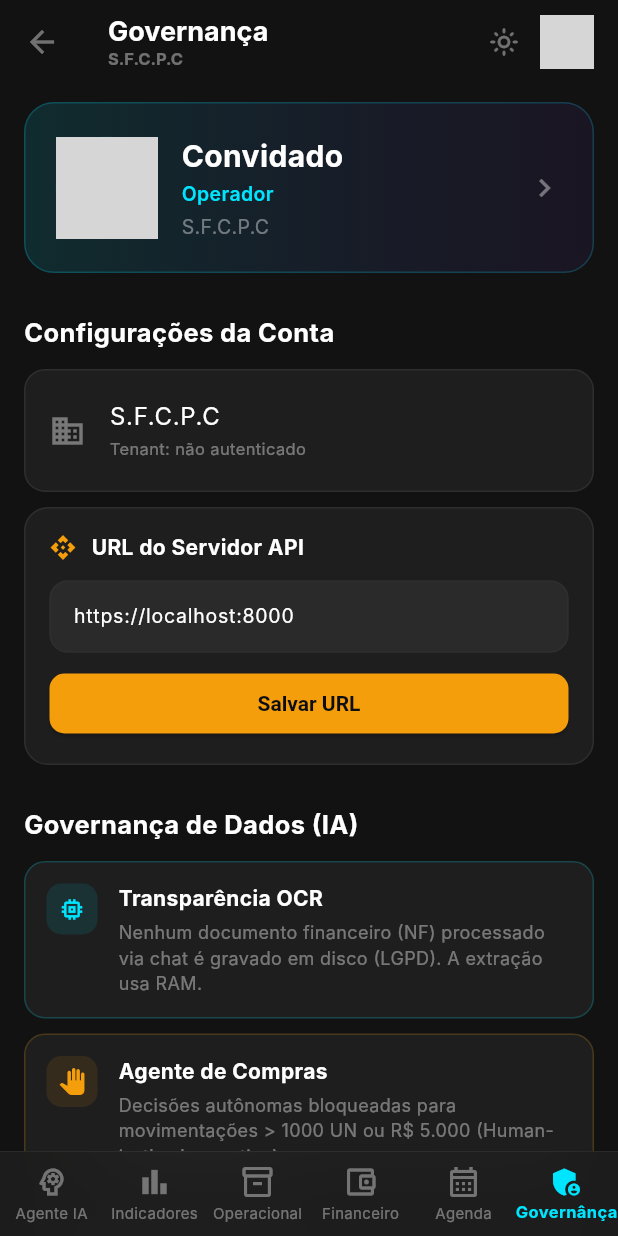
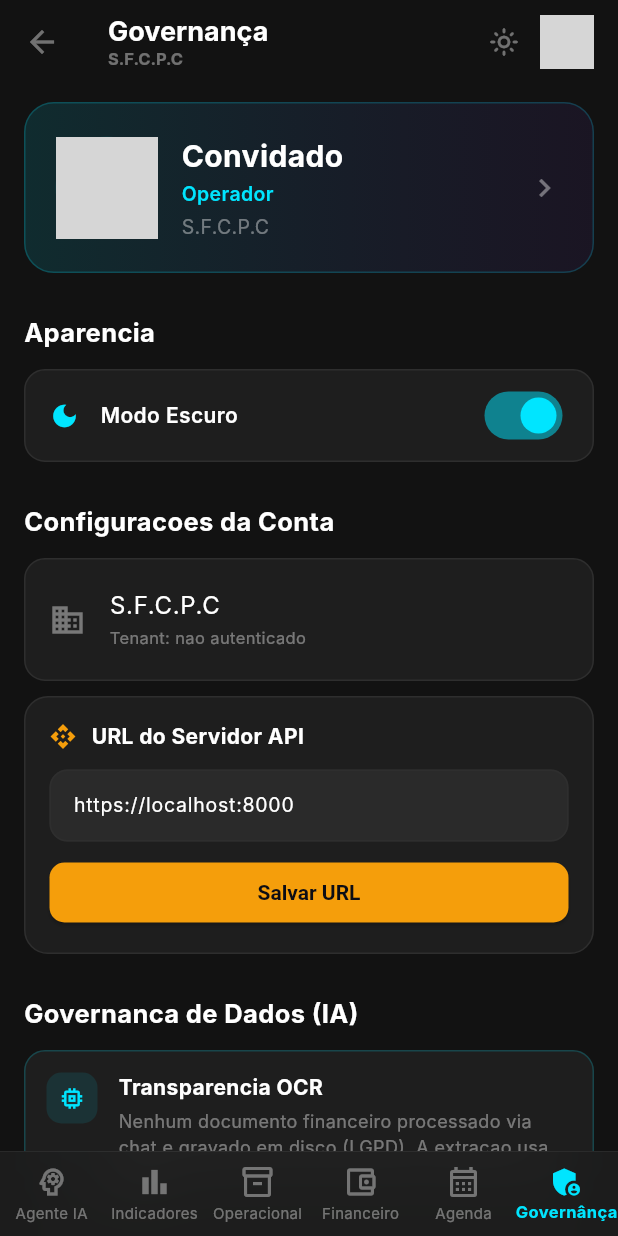
Before and after one commit to Toni-Sil/systema-de-gerenciamento-S.F.C.P.C, a Flutter app: the HomeScreen screen opened by its route, item 6 of the bottom bar chosen, on a phone screen of 412 x 824 dp. Run offline on Flutter 3.47's test engine with Material 3 defaults, Android fonts, the phone set to English and light mode, and no system bars; our stand-ins replace fl_chart, flutter_local_notifications, flutter_secure_storage, hive_flutter, shared_preferences, speech_to_text and 1 more; missing offline and left inert: mobile_scanner; accounts and stored records are empty; network calls fail; Roboto replaces fonts that are missing (Inter); grey boxes are pictures that could not be loaded.

Commit message:
fix(ui): light mode nas telas + toggle tema no settings + whatsapp_report_screen + extendBody padding + renomear _expenses2

```diff
--- a/frontend/lib/presentation/screens/settings_screen.dart
+++ b/frontend/lib/presentation/screens/settings_screen.dart
@@ -1,8 +1,9 @@
-// PR-D — SettingsScreen: logout real, URL da API configurável, tenantId dinâmico, role do JWT
+// v2: light mode adaptativo + toggle de tema + cores via Theme.of(context)
 import 'package:flutter/material.dart';
 import 'package:flutter/services.dart';
 import 'package:provider/provider.dart';
 import 'package:frontend/core/providers/user_provider.dart';
+import 'package:frontend/core/providers/theme_provider.dart';
 import 'package:frontend/core/services/api_service.dart';
 import 'package:frontend/presentation/theme/app_theme.dart';
 
@@ -20,8 +21,7 @@ class _SettingsScreenState extends State<SettingsScreen> {
   @override
   void initState() {
     super.initState();
-    _apiUrlCtrl =
-        TextEditingController(text: ApiService.instance.baseUrl);
+    _apiUrlCtrl = TextEditingController(text: ApiService.instance.baseUrl);
   }
 
   @override
@@ -30,15 +30,12 @@ class _SettingsScreenState extends State<SettingsScreen> {
     super.dispose();
   }
 
-  // ─── Logout real ───────────────────────────────────────────────────────────
-
   Future<void> _logout() async {
     final confirm = await showDialog<bool>(
       context: context,
       builder: (ctx) => AlertDialog(
         title: const Text('Desconectar'),
-        content:
-            const Text('Deseja sair e limpar o JWT desta sessão?'),
+        content: const Text('Deseja sair e limpar o JWT desta sessao?'),
         actions: [
           TextButton(
               onPressed: () => Navigator.pop(ctx, false),
@@ -53,17 +50,12 @@ class _SettingsScreenState extends State<SettingsScreen> {
       ),
     );
     if (confirm == true && mounted) {
-      await Provider.of<UserProvider>(context, listen: false)
-          .logout();
-      // Volta para OnboardingScreen / LoginScreen
+      await Provider.of<UserProvider>(context, listen: false).logout();
       if (mounted) {
-        Navigator.of(context)
-            .pushNamedAndRemoveUntil('/home', (_) => false);
+        Navigator.of(context).pushNamedAndRemoveUntil('/home', (_) => false);
       }
     }
   }
-
-  // ─── Salvar URL da API ───────────────────────────────────────────────────
 
   Future<void> _saveApiUrl() async {
     final url = _apiUrlCtrl.text.trim();
@@ -74,22 +66,17 @@ class _SettingsScreenState extends State<SettingsScreen> {
       setState(() => _savingUrl = false);
       ScaffoldMessenger.of(context).showSnackBar(
         const SnackBar(
-          content: Text('URL da API salva com sucesso ✔️'),
+          content: Text('URL da API salva com sucesso \u2714\uFE0F'),
           backgroundColor: AppColors.neonGreen,
         ),
       );
     }
   }
 
-  // ─── Edit Profile ──────────────────────────────────────────────────────────
-
   void _showEditProfile(BuildContext context) {
-    final up =
-        Provider.of<UserProvider>(context, listen: false);
-    final nameCtrl =
-        TextEditingController(text: up.adminName);
-    final companyCtrl =
-        TextEditingController(text: up.companyName);
+    final up = Provider.of<UserProvider>(context, listen: false);
+    final nameCtrl = TextEditingController(text: up.adminName);
+    final companyCtrl = TextEditingController(text: up.companyName);
     String selectedAvatar = up.profileImageUrl;
 
     final avatarPresets = [
@@ -102,30 +89,29 @@ class _SettingsScreenState extends State<SettingsScreen> {
     showModalBottomSheet(
       context: context,
       isScrollControlled: true,
-      backgroundColor: AppColors.bgCard,
+      backgroundColor: Theme.of(context).colorScheme.surface,
       shape: const RoundedRectangleBorder(
-          borderRadius:
-              BorderRadius.vertical(top: Radius.circular(24))),
+          borderRadius: BorderRadius.vertical(top: Radius.circular(24))),
       builder: (ctx) => StatefulBuilder(
         builder: (ctx, setSheet) => Padding(
           padding: EdgeInsets.fromLTRB(
-              20,
-              20,
-              20,
-              MediaQuery.of(ctx).viewInsets.bottom + 24),
+              20, 20, 20, MediaQuery.of(ctx).viewInsets.bottom + 24),
           child: Column(
             mainAxisSize: MainAxisSize.min,
             children: [
-              const Text('Editar Perfil',
+              Text('Editar Perfil',
                   style: TextStyle(
                       fontSize: 18,
                       fontWeight: FontWeight.bold,
-                      color: AppColors.textHigh)),
+                      color: Theme.of(ctx).colorScheme.onSurface)),
               const SizedBox(height: 20),
-              // Avatares preset
-              const Text('Avatar:',
+              Text('Avatar:',
                   style: TextStyle(
-                      color: AppColors.textLow, fontSize: 13)),
+                      color: Theme.of(ctx)
+                          .colorScheme
+                          .onSurface
+                          .withValues(alpha: 0.5),
+                      fontSize: 13)),
               const SizedBox(height: 10),
               SizedBox(
                 height: 60,
@@ -136,11 +122,10 @@ class _SettingsScreenState extends State<SettingsScreen> {
                     final av = avatarPresets[i];
                     final sel = selectedAvatar == av;
                     return GestureDetector(
-                      onTap: () =>
-                          setSheet(() => selectedAvatar = av),
+                      onTap: () => setSheet(() => selectedAvatar = av),
                       child: Container(
-                        margin: const EdgeInsets.symmetric(
-                            horizontal: 8),
+                        margin:
+                            const EdgeInsets.symmetric(horizontal: 8),
                         decoration: BoxDecoration(
                           shape: BoxShape.circle,
                           border: Border.all(
@@ -177,12 +162,6 @@ class _SettingsScreenState extends State<SettingsScreen> {
               SizedBox(
                 width: double.infinity,
                 child: ElevatedButton(
-                  style: ElevatedButton.styleFrom(
-                    padding:
-                        const EdgeInsets.symmetric(vertical: 14),
-                    backgroundColor: AppColors.neonCyan,
-                    foregroundColor: AppColors.bgDeep,
-                  ),
                   onPressed: () async {
                     await up.updateProfile(
                       nameCtrl.text,
@@ -193,16 +172,13 @@ class _SettingsScreenState extends State<SettingsScreen> {
                     if (mounted) {
                       ScaffoldMessenger.of(context).showSnackBar(
                         const SnackBar(
-                          content: Text(
-                              'Perfil atualizado ✔️'),
-                          backgroundColor: AppColors.neonGreen,
-                        ),
+                            content: Text('Perfil atualizado \u2714\uFE0F'),
+                            backgroundColor: AppColors.neonGreen),
                       );
                     }
                   },
                   child: const Text('Salvar',
-                      style: TextStyle(
-                          fontWeight: FontWeight.bold)),
+                      style: TextStyle(fontWeight: FontWeight.bold)),
                 ),
               ),
             ],
@@ -212,16 +188,22 @@ class _SettingsScreenState extends State<SettingsScreen> {
     );
   }
 
-  // ─── Build ─────────────────────────────────────────────────────────────────
-
   @override
   Widget build(BuildContext context) {
     final up = Provider.of<UserProvider>(context);
+    final themeProvider = Provider.of<ThemeProvider>(context);
+    final isDark = themeProvider.isDark;
+    final cs = Theme.of(context).colorScheme;
+    final cardColor = isDark ? AppColors.bgCard : AppColors.lgBgCard;
+    final borderColor = isDark ? AppColors.border : AppColors.lgBorder;
+    final surfaceColor = isDark ? AppColors.bgSurface : AppColors.lgBgSurface;
+    final textHigh = isDark ? AppColors.textHigh : AppColors.lgTextHigh;
+    final textLow = isDark ? AppColors.textLow : AppColors.lgTextLow;
 
     return ListView(
-      padding: const EdgeInsets.fromLTRB(16, 12, 16, 40),
+      padding: const EdgeInsets.fromLTRB(16, 12, 16, 100),
       children: [
-        // ─ Perfil
+        // ─ Card de Perfil
         GestureDetector(
           onTap: () => _showEditProfile(context),
           child: Container(
@@ -229,14 +211,13 @@ class _SettingsScreenState extends State<SettingsScreen> {
             decoration: BoxDecoration(
               gradient: LinearGradient(
                 colors: [
-                  AppColors.neonCyan.withValues(alpha: 0.12),
-                  AppColors.neonPurple.withValues(alpha: 0.08),
+                  AppColors.neonCyan.withValues(alpha: isDark ? 0.12 : 0.08),
+                  AppColors.neonPurple.withValues(alpha: isDark ? 0.08 : 0.05),
                 ],
               ),
               borderRadius: BorderRadius.circular(20),
               border: Border.all(
-                  color: AppColors.neonCyan
-                      .withValues(alpha: 0.2)),
+                  color: AppColors.neonCyan.withValues(alpha: 0.2)),
             ),
             child: Row(
               children: [
@@ -244,8 +225,7 @@ class _SettingsScreenState extends State<SettingsScreen> {
                   children: [
                     CircleAvatar(
                       radius: 34,
-                      backgroundImage:
-                          NetworkImage(up.profileImageUrl),
+                      backgroundImage: NetworkImage(up.profileImageUrl),
                       backgroundColor:
                           AppColors.neonCyan.withValues(alpha: 0.1),
                     ),
@@ -259,8 +239,7 @@ class _SettingsScreenState extends State<SettingsScreen> {
                           shape: BoxShape.circle,
                         ),
                         child: const Icon(Icons.edit,
-                            size: 11,
-                            color: AppColors.bgDeep),
+                            size: 11, color: AppColors.bgDeep),
                       ),
                     ),
                   ],
@@ -271,31 +250,27 @@ class _SettingsScreenState extends State<SettingsScreen> {
                     crossAxisAlignment: CrossAxisAlignment.start,
                     children: [
                       Text(up.adminName,
-                          style: const TextStyle(
+                          style: TextStyle(
                               fontSize: 20,
                               fontWeight: FontWeight.bold,
-                              color: AppColors.textHigh)),
+                              color: textHigh)),
                       const SizedBox(height: 2),
-                      // Role dinâmica do JWT
                       Text(
                         up.role == 'admin' || up.role == 'owner'
                             ? 'Administrador Master'
                             : 'Operador',
-                        style: TextStyle(
+                        style: const TextStyle(
                             color: AppColors.neonCyan,
                             fontWeight: FontWeight.w600,
                             fontSize: 13),
                       ),
                       const SizedBox(height: 3),
                       Text(up.companyName,
-                          style: const TextStyle(
-                              fontSize: 13,
-                              color: AppColors.textLow)),
+                          style: TextStyle(fontSize: 13, color: textLow)),
                     ],
                   ),
                 ),
-                const Icon(Icons.chevron_right,
-                    color: AppColors.textLow),
+                Icon(Icons.chevron_right, color: textLow),
               ],
             ),
           ),
@@ -303,25 +278,63 @@ class _SettingsScreenState extends State<SettingsScreen> {
 
         const SizedBox(height: 28),
 
-        // ─ Configurações da Conta
-        _sectionTitle('Configurações da Conta'),
+        // ─ Aparencia
+        _sectionTitle('Aparencia', textHigh),
+        const SizedBox(height: 12),
+        Container(
+          padding: const EdgeInsets.symmetric(horizontal: 16, vertical: 6),
+          decoration: BoxDecoration(
+            color: cardColor,
+            borderRadius: BorderRadius.circular(14),
+            border: Border.all(color: borderColor),
+          ),
+          child: Row(
+            children: [
+              Icon(
+                isDark ? Icons.dark_mode : Icons.light_mode,
+                color: AppColors.neonCyan,
+                size: 20,
+              ),
+              const SizedBox(width: 14),
+              Expanded(
+                child: Text(
+                  isDark ? 'Modo Escuro' : 'Modo Claro',
+                  style: TextStyle(
+                      fontWeight: FontWeight.w600,
+                      color: textHigh),
+                ),
+              ),
+              Switch.adaptive(
+                value: isDark,
+                activeColor: AppColors.neonCyan,
+                onChanged: (_) => themeProvider.toggle(),
+              ),
+            ],
+          ),
+        ),
+
+        const SizedBox(height: 28),
+
+        // ─ Configuracoes da Conta
+        _sectionTitle('Configuracoes da Conta', textHigh),
         const SizedBox(height: 12),
 
-        // Tenant ID — dinâmico do JWT
+        // Tenant ID
         _infoTile(
           Icons.business,
           up.companyName,
-          'Tenant: ${up.tenantId.isEmpty ? 'não autenticado' : up.tenantId}',
+          'Tenant: ${up.tenantId.isEmpty ? 'nao autenticado' : up.tenantId}',
+          cardColor: cardColor,
+          borderColor: borderColor,
+          textHigh: textHigh,
+          textLow: textLow,
           trailingWidget: up.tenantId.isNotEmpty
               ? IconButton(
-                  icon: const Icon(Icons.copy,
-                      size: 16, color: AppColors.textLow),
+                  icon: Icon(Icons.copy, size: 16, color: textLow),
                   onPressed: () {
-                    Clipboard.setData(
-                        ClipboardData(text: up.tenantId));
+                    Clipboard.setData(ClipboardData(text: up.tenantId));
                     ScaffoldMessenger.of(context).showSnackBar(
-                      const SnackBar(
-                          content: Text('Tenant ID copiado')),
+                      const SnackBar(content: Text('Tenant ID copiado')),
                     );
                   },
                 )
@@ -330,44 +343,36 @@ class _SettingsScreenState extends State<SettingsScreen> {
 
         const SizedBox(height: 10),
 
-        // URL da API configurável
+        // URL da API
         Container(
           padding: const EdgeInsets.all(16),
           decoration: BoxDecoration(
-            color: AppColors.bgCard,
+            color: cardColor,
             borderRadius: BorderRadius.circular(16),
-            border: Border.all(color: AppColors.border),
+            border: Border.all(color: borderColor),
           ),
           child: Column(
             crossAxisAlignment: CrossAxisAlignment.start,
             children: [
-              const Row(
+              Row(
                 children: [
-                  Icon(Icons.api, color: AppColors.neonAmber, size: 18),
-                  SizedBox(width: 10),
+                  const Icon(Icons.api, color: AppColors.neonAmber, size: 18),
+                  const SizedBox(width: 10),
                   Text('URL do Servidor API',
                       style: TextStyle(
-                          fontWeight: FontWeight.bold,
-                          color: AppColors.textHigh)),
+                          fontWeight: FontWeight.bold, color: textHigh)),
                 ],
               ),
               const SizedBox(height: 12),
               TextField(
                 controller: _apiUrlCtrl,
                 keyboardType: TextInputType.url,
-                style: const TextStyle(
-                    fontSize: 13, color: AppColors.textHigh),
+                style: TextStyle(fontSize: 13, color: textHigh),
                 decoration: InputDecoration(
                   hintText: 'http://seu-servidor:8000',
+                  fillColor: surfaceColor,
                   contentPadding: const EdgeInsets.symmetric(
                       horizontal: 12, vertical: 10),
-                  filled: true,
-                  fillColor: AppColors.bgSurface,
-                  border: OutlineInputBorder(
-                    borderRadius: BorderRadius.circular(10),
-                    borderSide:
-                        const BorderSide(color: AppColors.border),
-                  ),
                 ),
               ),
               const SizedBox(height: 10),
@@ -387,11 +392,9 @@ class _SettingsScreenState extends State<SettingsScreen> {
                           height: 18,
                           width: 18,
                           child: CircularProgressIndicator(
-                              strokeWidth: 2,
-                              color: AppColors.bgDeep))
+                              strokeWidth: 2, color: AppColors.bgDeep))
                       : const Text('Salvar URL',
-                          style: TextStyle(
-                              fontWeight: FontWeight.bold)),
+                          style: TextStyle(fontWeight: FontWeight.bold)),
                 ),
               ),
             ],
@@ -400,33 +403,45 @@ class _SettingsScreenState extends State<SettingsScreen> {
 
         const SizedBox(height: 28),
 
-        // ─ Governança de Dados (IA)
-        _sectionTitle('Governança de Dados (IA)'),
+        // ─ Governanca de Dados
+        _sectionTitle('Governanca de Dados (IA)', textHigh),
         const SizedBox(height: 12),
         _govCard(
-          'Transparência OCR',
-          'Nenhum documento financeiro (NF) processado via chat é gravado em disco (LGPD). A extração usa RAM.',
+          'Transparencia OCR',
+          'Nenhum documento financeiro processado via chat e gravado em disco (LGPD). A extracao usa RAM.',
           Icons.memory,
           AppColors.neonCyan,
+          cardColor: cardColor,
+          borderColor: borderColor,
+          textHigh: textHigh,
+          textLow: textLow,
         ),
         const SizedBox(height: 10),
         _govCard(
           'Agente de Compras',
-          'Decisões autônomas bloqueadas para movimentações > 1000 UN ou R\$ 5.000 (Human-in-the-Loop ativo).',
+          'Decisoes autonomas bloqueadas para movimentacoes > 1000 UN ou R\$ 5.000 (Human-in-the-Loop ativo).',
           Icons.pan_tool,
           AppColors.neonAmber,
+          cardColor: cardColor,
+          borderColor: borderColor,
+          textHigh: textHigh,
+          textLow: textLow,
         ),
         const SizedBox(height: 10),
         _govCard(
           'Auditoria LLM',
-          'Intenções validadas por parsers estruturados. Zero risco de alucinação JSON.',
+          'Intencoes validadas por parsers estruturados. Zero risco de alucinacao JSON.',
           Icons.gavel,
           AppColors.neonPurple,
+          cardColor: cardColor,
+          borderColor: borderColor,
+          textHigh: textHigh,
+          textLow: textLow,
         ),
 
         const SizedBox(height: 32),
 
-        // ─ Botão Logout real
+        // ─ Logout
         ElevatedButton.icon(
           onPressed: _logout,
           style: ElevatedButton.styleFrom(
@@ -446,29 +461,32 @@ class _SettingsScreenState extends State<SettingsScreen> {
     );
   }
 
-  // ─── Helpers ────────────────────────────────────────────────────────────
+  Widget _sectionTitle(String t, Color color) =>
+      Text(t,
+          style: TextStyle(
+              fontSize: 17, fontWeight: FontWeight.bold, color: color));
 
-  Widget _sectionTitle(String t) => Text(t,
-      style: const TextStyle(
-          fontSize: 17,
-          fontWeight: FontWeight.bold,
-          color: AppColors.textHigh));
-
-  Widget _infoTile(IconData icon, String title, String subtitle,
-      {Widget? trailingWidget}) {
+  Widget _infoTile(
+    IconData icon,
+    String title,
+    String subtitle, {
+    required Color cardColor,
+    required Color borderColor,
+    required Color textHigh,
+    required Color textLow,
+    Widget? trailingWidget,
+  }) {
     return Container(
       decoration: BoxDecoration(
-        color: AppColors.bgCard,
+        color: cardColor,
         borderRadius: BorderRadius.circular(14),
-        border: Border.all(color: AppColors.border),
+        border: Border.all(color: borderColor),
       ),
       child: ListTile(
-        leading: Icon(icon, color: AppColors.textLow),
-        title: Text(title,
-            style: const TextStyle(color: AppColors.textHigh)),
+        leading: Icon(icon, color: textLow),
+        title: Text(title, style: TextStyle(color: textHigh)),
         subtitle: Text(subtitle,
-            style: const TextStyle(
-                fontSize: 11, color: AppColors.textLow)),
+            style: TextStyle(fontSize: 11, color: textLow)),
         trailing: trailingWidget,
         contentPadding:
             const EdgeInsets.symmetric(horizontal: 16, vertical: 4),
@@ -477,14 +495,21 @@ class _SettingsScreenState extends State<SettingsScreen> {
   }
 
   Widget _govCard(
-      String title, String desc, IconData icon, Color color) {
+    String title,
+    String desc,
+    IconData icon,
+    Color color, {
+    required Color cardColor,
+    required Color borderColor,
+    required Color textHigh,
+    required Color textLow,
+  }) {
     return Container(
       padding: const EdgeInsets.all(14),
       decoration: BoxDecoration(
-        color: AppColors.bgCard,
+        color: cardColor,
         borderRadius: BorderRadius.circular(14),
-        border: Border.all(
-            color: color.withValues(alpha: 0.2)),
+        border: Border.all(color: color.withValues(alpha: 0.2)),
       ),
       child: Row(
         crossAxisAlignment: CrossAxisAlignment.start,
@@ -503,16 +528,14 @@ class _SettingsScreenState extends State<SettingsScreen> {
               crossAxisAlignment: CrossAxisAlignment.start,
               children: [
                 Text(title,
-                    style: const TextStyle(
+                    style: TextStyle(
                         fontWeight: FontWeight.bold,
                         fontSize: 14,
-                        color: AppColors.textHigh)),
+                        color: textHigh)),
                 const SizedBox(height: 4),
                 Text(desc,
-                    style: const TextStyle(
-                        color: AppColors.textLow,
-                        fontSize: 12,
-                        height: 1.4)),
+                    style: TextStyle(
+                        color: textLow, fontSize: 12, height: 1.4)),
               ],
             ),
           ),
```
Also changed, not shown: frontend/lib/presentation/screens/financial_screen.dart (+96 -97 lines), frontend/lib/presentation/screens/whatsapp_report_screen.dart (added, +223 -0 lines).
